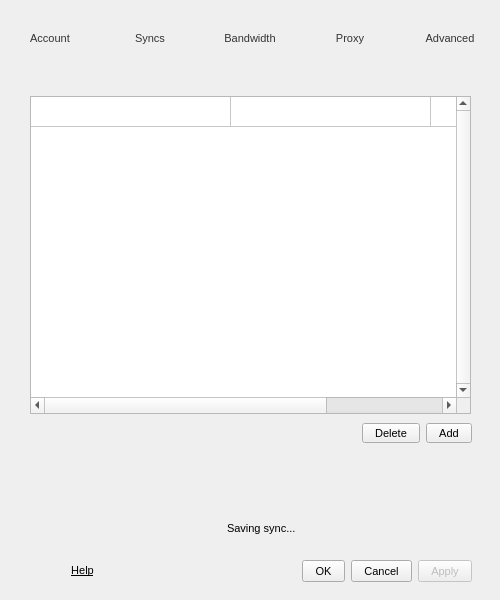
First picture: the form in src/MEGASync/gui/win/SettingsDialog.ui, repository meganz/MEGAsync, before the edit.
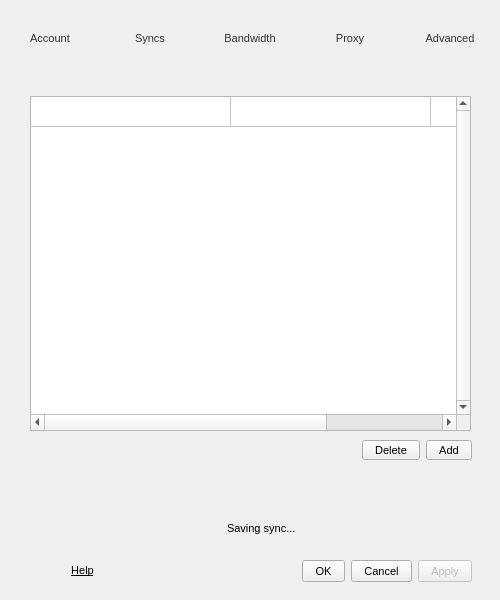
Second picture: the form after the edit. The open tabs and pages were chosen to show the change. Icons and pictures are not drawn. Custom widgets are drawn as their Qt base class.

Commit message: remove spacer height hint above "Saving syncs" control

Patch:
```diff
--- a/src/MEGASync/gui/win/SettingsDialog.ui
+++ b/src/MEGASync/gui/win/SettingsDialog.ui
@@ -2224,7 +2224,7 @@
             <property name="sizeHint" stdset="0">
              <size>
               <width>20</width>
-              <height>17</height>
+              <height>0</height>
              </size>
             </property>
            </spacer>
```
The commit also changes 1 other file.
